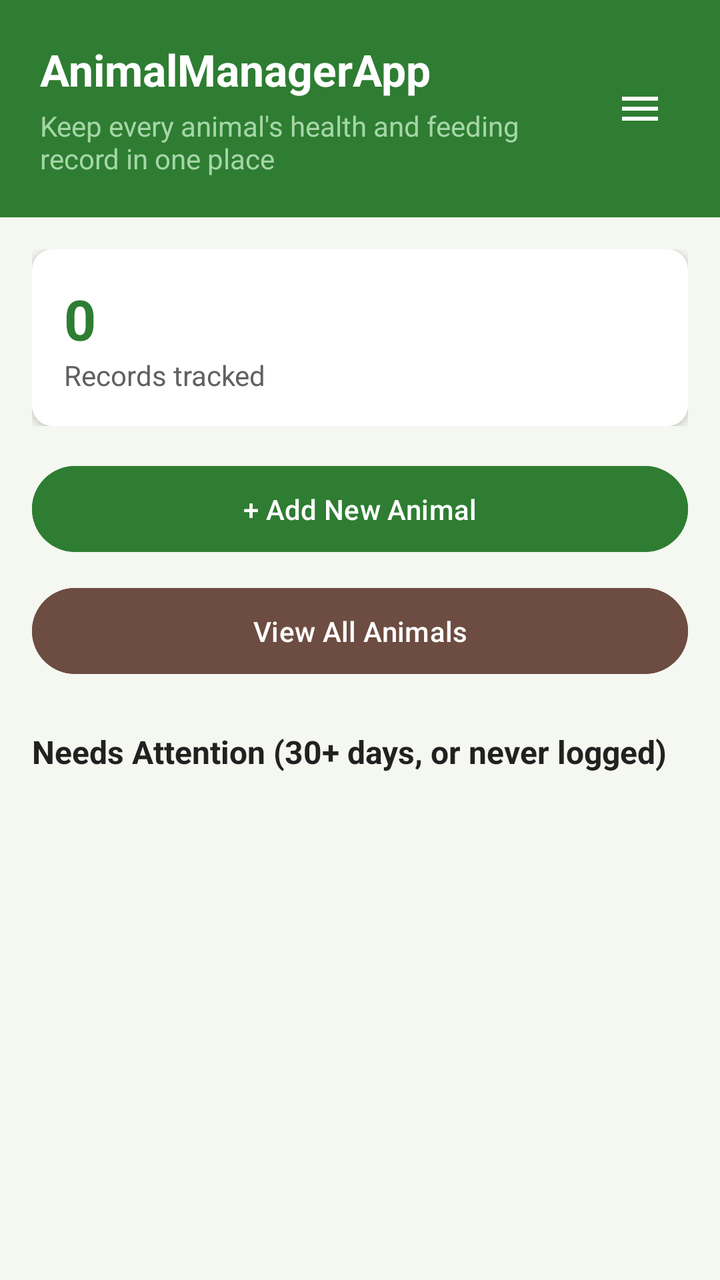
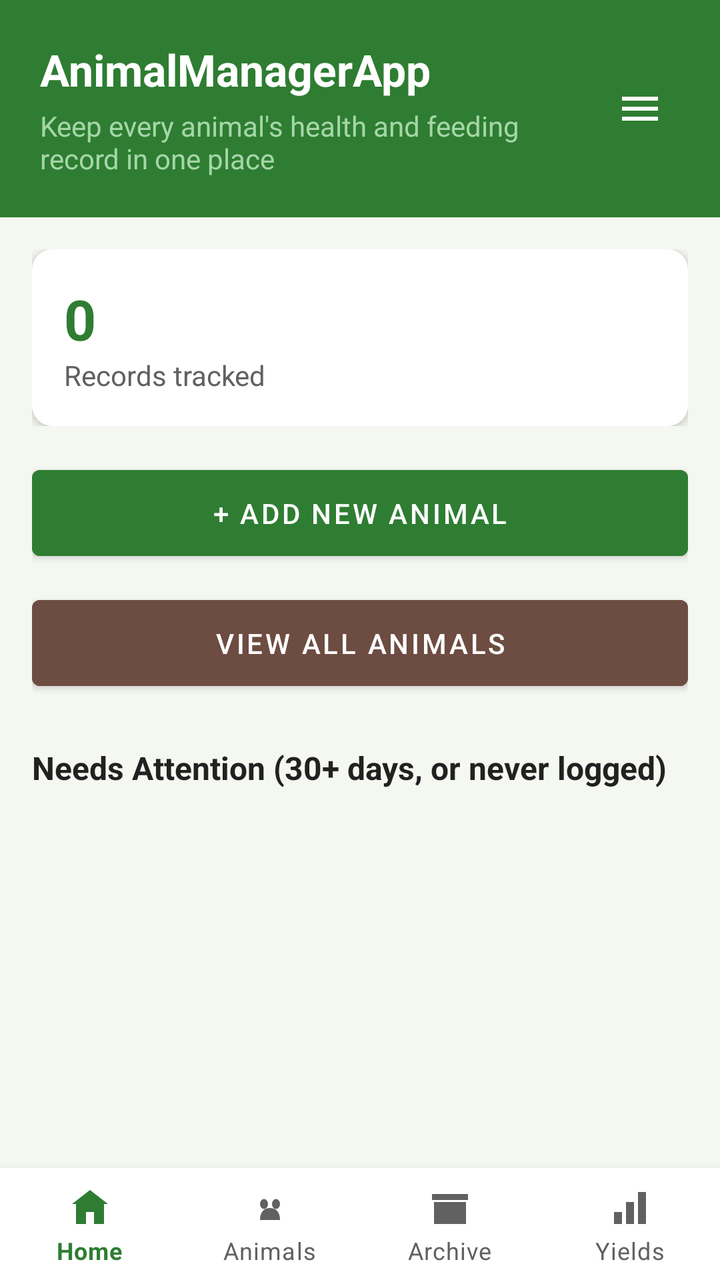

Compare the two renders of this Android layout. The source of the first and the diff that turns it into the second are given below.
<!-- AndroidManifest.xml: application theme Theme.AnimalManagerApp -->
<!-- res/layout/activity_main.xml -->
<?xml version="1.0" encoding="utf-8"?>
<ScrollView xmlns:android="http://schemas.android.com/apk/res/android"
    xmlns:app="http://schemas.android.com/apk/res-auto"
    android:layout_width="match_parent"
    android:layout_height="match_parent"
    android:background="@color/background_light"
    android:fillViewport="true">

    <LinearLayout
        android:layout_width="match_parent"
        android:layout_height="wrap_content"
        android:orientation="vertical">

        <LinearLayout
            android:layout_width="match_parent"
            android:layout_height="wrap_content"
            android:background="@color/green_primary"
            android:orientation="horizontal"
            android:gravity="center_vertical"
            android:padding="20dp">

            <LinearLayout
                android:layout_width="0dp"
                android:layout_height="wrap_content"
                android:layout_weight="1"
                android:orientation="vertical">

                <TextView
                    android:layout_width="wrap_content"
                    android:layout_height="wrap_content"
                    android:text="@string/app_name"
                    android:textColor="@color/white"
                    android:textSize="22sp"
                    android:textStyle="bold" />

                <TextView
                    android:layout_width="wrap_content"
                    android:layout_height="wrap_content"
                    android:layout_marginTop="4dp"
                    android:text="Keep every animal's health and feeding record in one place"
                    android:textColor="@color/green_light"
                    android:textSize="14sp" />
            </LinearLayout>

            <ImageButton
                android:id="@+id/btnMenu"
                android:layout_width="40dp"
                android:layout_height="40dp"
                android:background="?attr/selectableItemBackgroundBorderless"
                android:contentDescription="Menu"
                android:src="@drawable/ic_menu" />

        </LinearLayout>

        <LinearLayout
            android:layout_width="match_parent"
            android:layout_height="wrap_content"
            android:orientation="horizontal"
            android:padding="16dp">

            <androidx.cardview.widget.CardView
                android:layout_width="match_parent"
                android:layout_height="wrap_content"
                app:cardCornerRadius="10dp"
                app:cardElevation="3dp">

                <LinearLayout
                    android:layout_width="match_parent"
                    android:layout_height="wrap_content"
                    android:orientation="vertical"
                    android:padding="16dp">

                    <TextView
                        android:id="@+id/tvTotalAnimals"
                        android:layout_width="wrap_content"
                        android:layout_height="wrap_content"
                        android:text="0"
                        android:textColor="@color/green_primary"
                        android:textSize="28sp"
                        android:textStyle="bold" />

                    <TextView
                        android:layout_width="wrap_content"
                        android:layout_height="wrap_content"
                        android:text="Records tracked"
                        android:textColor="@color/text_secondary"
                        android:textSize="14sp" />
                </LinearLayout>
            </androidx.cardview.widget.CardView>
        </LinearLayout>

        <LinearLayout
            android:layout_width="match_parent"
            android:layout_height="wrap_content"
            android:orientation="vertical"
            android:paddingStart="16dp"
            android:paddingEnd="16dp">

            <Button
                android:id="@+id/btnAddAnimal"
                android:layout_width="match_parent"
                android:layout_height="wrap_content"
                android:layout_marginBottom="10dp"
                android:backgroundTint="@color/green_primary"
                android:padding="12dp"
                android:text="+ Add New Animal"
                android:textColor="@color/white" />

            <Button
                android:id="@+id/btnViewAnimals"
                android:layout_width="match_parent"
                android:layout_height="wrap_content"
                android:backgroundTint="@color/soil_brown"
                android:padding="12dp"
                android:text="View All Animals"
                android:textColor="@color/white" />
        </LinearLayout>

        <TextView
            android:layout_width="wrap_content"
            android:layout_height="wrap_content"
            android:layout_marginStart="16dp"
            android:layout_marginTop="24dp"
            android:layout_marginBottom="8dp"
            android:text="Needs Attention (30+ days, or never logged)"
            android:textColor="@color/text_primary"
            android:textSize="16sp"
            android:textStyle="bold" />

        <androidx.recyclerview.widget.RecyclerView
            android:id="@+id/rvNeedsAttention"
            android:layout_width="match_parent"
            android:layout_height="wrap_content"
            android:layout_marginBottom="16dp"
            android:nestedScrollingEnabled="false"
            android:paddingStart="16dp"
            android:paddingEnd="16dp" />

        <TextView
            android:id="@+id/tvAllGood"
            android:layout_width="match_parent"
            android:layout_height="wrap_content"
            android:layout_marginBottom="24dp"
            android:gravity="center"
            android:padding="16dp"
            android:text="All animals are up to date. Nothing needs attention right now."
            android:textColor="@color/text_secondary"
            android:visibility="gone" />

    </LinearLayout>
</ScrollView>
<!-- resources referenced by this layout -->
<resources>
  <color name="background_light">#F5F7F1</color>
  <color name="green_light">#A5D6A7</color>
  <color name="green_primary">#2E7D32</color>
  <color name="soil_brown">#6D4C41</color>
  <color name="text_primary">#212121</color>
  <color name="text_secondary">#616161</color>
  <color name="white">#FFFFFF</color>
  <!-- drawable ic_menu (drawable) -->
  <?xml version="1.0" encoding="utf-8"?>
  <vector xmlns:android="http://schemas.android.com/apk/res/android"
      android:width="24dp"
      android:height="24dp"
      android:viewportWidth="24"
      android:viewportHeight="24">
      <path
          android:fillColor="#FFFFFF"
          android:pathData="M3,6h18v2H3z M3,11h18v2H3z M3,16h18v2H3z" />
  </vector>
  <string name="app_name">AnimalManagerApp</string>
  <style name="Theme.AnimalManagerApp" parent="Base.Theme.AnimalManagerApp" />
  <style name="Base.Theme.AnimalManagerApp" parent="Theme.Material3.DayNight.NoActionBar">
          
          
      </style>
</resources>

<!-- the commit's change to res/layout/activity_main.xml (unified diff, before → after) -->
@@ -1,151 +1,169 @@
 <?xml version="1.0" encoding="utf-8"?>
-<ScrollView xmlns:android="http://schemas.android.com/apk/res/android"
+<LinearLayout xmlns:android="http://schemas.android.com/apk/res/android"
     xmlns:app="http://schemas.android.com/apk/res-auto"
     android:layout_width="match_parent"
     android:layout_height="match_parent"
-    android:background="@color/background_light"
-    android:fillViewport="true">
+    android:orientation="vertical">
 
-    <LinearLayout
+    <ScrollView
         android:layout_width="match_parent"
-        android:layout_height="wrap_content"
-        android:orientation="vertical">
+        android:layout_height="0dp"
+        android:layout_weight="1"
+        android:background="@color/background_light"
+        android:fillViewport="true">
 
         <LinearLayout
             android:layout_width="match_parent"
             android:layout_height="wrap_content"
-            android:background="@color/green_primary"
-            android:orientation="horizontal"
-            android:gravity="center_vertical"
-            android:padding="20dp">
+            android:orientation="vertical">
 
             <LinearLayout
-                android:layout_width="0dp"
-                android:layout_height="wrap_content"
-                android:layout_weight="1"
-                android:orientation="vertical">
-
-                <TextView
-                    android:layout_width="wrap_content"
-                    android:layout_height="wrap_content"
-                    android:text="@string/app_name"
-                    android:textColor="@color/white"
-                    android:textSize="22sp"
-                    android:textStyle="bold" />
-
-                <TextView
-                    android:layout_width="wrap_content"
-                    android:layout_height="wrap_content"
-                    android:layout_marginTop="4dp"
-                    android:text="Keep every animal's health and feeding record in one place"
-                    android:textColor="@color/green_light"
-                    android:textSize="14sp" />
-            </LinearLayout>
-
-            <ImageButton
-                android:id="@+id/btnMenu"
-                android:layout_width="40dp"
-                android:layout_height="40dp"
-                android:background="?attr/selectableItemBackgroundBorderless"
-                android:contentDescription="Menu"
-                android:src="@drawable/ic_menu" />
-
-        </LinearLayout>
-
-        <LinearLayout
-            android:layout_width="match_parent"
-            android:layout_height="wrap_content"
-            android:orientation="horizontal"
-            android:padding="16dp">
-
-            <androidx.cardview.widget.CardView
                 android:layout_width="match_parent"
                 android:layout_height="wrap_content"
-                app:cardCornerRadius="10dp"
-                app:cardElevation="3dp">
+                android:background="@color/green_primary"
+                android:orientation="horizontal"
+                android:gravity="center_vertical"
+                android:padding="20dp">
 
                 <LinearLayout
-                    android:layout_width="match_parent"
+                    android:layout_width="0dp"
                     android:layout_height="wrap_content"
-                    android:orientation="vertical"
-                    android:padding="16dp">
+                    android:layout_weight="1"
+                    android:orientation="vertical">
 
                     <TextView
-                        android:id="@+id/tvTotalAnimals"
                         android:layout_width="wrap_content"
                         android:layout_height="wrap_content"
-                        android:text="0"
-                        android:textColor="@color/green_primary"
-                        android:textSize="28sp"
+                        android:text="@string/app_name"
+                        android:textColor="@color/white"
+                        android:textSize="22sp"
                         android:textStyle="bold" />
 
                     <TextView
                         android:layout_width="wrap_content"
                         android:layout_height="wrap_content"
-                        android:text="Records tracked"
-                        android:textColor="@color/text_secondary"
+                        android:layout_marginTop="4dp"
+                        android:text="Keep every animal's health and feeding record in one place"
+                        android:textColor="@color/green_light"
                         android:textSize="14sp" />
                 </LinearLayout>
-            </androidx.cardview.widget.CardView>
-        </LinearLayout>
 
-        <LinearLayout
-            android:layout_width="match_parent"
-            android:layout_height="wrap_content"
-            android:orientation="vertical"
-            android:paddingStart="16dp"
-            android:paddingEnd="16dp">
+                <ImageButton
+                    android:id="@+id/btnMenu"
+                    android:layout_width="40dp"
+                    android:layout_height="40dp"
+                    android:background="?attr/selectableItemBackgroundBorderless"
+                    android:contentDescription="Settings"
+                    android:src="@drawable/ic_menu" />
 
-            <Button
-                android:id="@+id/btnAddAnimal"
+            </LinearLayout>
+
+            <LinearLayout
                 android:layout_width="match_parent"
                 android:layout_height="wrap_content"
-                android:layout_marginBottom="10dp"
-                android:backgroundTint="@color/green_primary"
-                android:padding="12dp"
-                android:text="+ Add New Animal"
-                android:textColor="@color/white" />
+                android:orientation="horizontal"
+                android:padding="16dp">
 
-            <Button
-                android:id="@+id/btnViewAnimals"
+                <androidx.cardview.widget.CardView
+                    android:layout_width="match_parent"
+                    android:layout_height="wrap_content"
+                    app:cardCornerRadius="10dp"
+                    app:cardElevation="3dp">
+
+                    <LinearLayout
+                        android:layout_width="match_parent"
+                        android:layout_height="wrap_content"
+                        android:orientation="vertical"
+                        android:padding="16dp">
+
+                        <TextView
+                            android:id="@+id/tvTotalAnimals"
+                            android:layout_width="wrap_content"
+                            android:layout_height="wrap_content"
+                            android:text="0"
+                            android:textColor="@color/green_primary"
+                            android:textSize="28sp"
+                            android:textStyle="bold" />
+
+                        <TextView
+                            android:layout_width="wrap_content"
+                            android:layout_height="wrap_content"
+                            android:text="Records tracked"
+                            android:textColor="@color/text_secondary"
+                            android:textSize="14sp" />
+                    </LinearLayout>
+                </androidx.cardview.widget.CardView>
+            </LinearLayout>
+
+            <LinearLayout
                 android:layout_width="match_parent"
                 android:layout_height="wrap_content"
-                android:backgroundTint="@color/soil_brown"
-                android:padding="12dp"
-                android:text="View All Animals"
-                android:textColor="@color/white" />
+                android:orientation="vertical"
+                android:paddingStart="16dp"
+                android:paddingEnd="16dp">
+
+                <Button
+                    android:id="@+id/btnAddAnimal"
+                    android:layout_width="match_parent"
+                    android:layout_height="wrap_content"
+                    android:layout_marginBottom="10dp"
+                    android:backgroundTint="@color/green_primary"
+                    android:padding="12dp"
+                    android:text="+ Add New Animal"
+                    android:textColor="@color/white" />
+
+                <Button
+                    android:id="@+id/btnViewAnimals"
+                    android:layout_width="match_parent"
+                    android:layout_height="wrap_content"
+                    android:backgroundTint="@color/soil_brown"
+                    android:padding="12dp"
+                    android:text="View All Animals"
+                    android:textColor="@color/white" />
+            </LinearLayout>
+
+            <TextView
+                android:layout_width="wrap_content"
+                android:layout_height="wrap_content"
+                android:layout_marginStart="16dp"
+                android:layout_marginTop="24dp"
+                android:layout_marginBottom="8dp"
+                android:text="Needs Attention (30+ days, or never logged)"
+                android:textColor="@color/text_primary"
+                android:textSize="16sp"
+                android:textStyle="bold" />
+
+            <androidx.recyclerview.widget.RecyclerView
+                android:id="@+id/rvNeedsAttention"
+                android:layout_width="match_parent"
+                android:layout_height="wrap_content"
+                android:layout_marginBottom="16dp"
+                android:nestedScrollingEnabled="false"
+                android:paddingStart="16dp"
+                android:paddingEnd="16dp" />
+
+            <TextView
+                android:id="@+id/tvAllGood"
+                android:layout_width="match_parent"
+                android:layout_height="wrap_content"
+                android:layout_marginBottom="24dp"
+                android:gravity="center"
+                android:padding="16dp"
+                android:text="All animals are up to date. Nothing needs attention right now."
+                android:textColor="@color/text_secondary"
+                android:visibility="gone" />
+
         </LinearLayout>
+    </ScrollView>
 
-        <TextView
-            android:layout_width="wrap_content"
-            android:layout_height="wrap_content"
-            android:layout_marginStart="16dp"
-            android:layout_marginTop="24dp"
-            android:layout_marginBottom="8dp"
-            android:text="Needs Attention (30+ days, or never logged)"
-            android:textColor="@color/text_primary"
-            android:textSize="16sp"
-            android:textStyle="bold" />
+    <com.google.android.material.bottomnavigation.BottomNavigationView
+        android:id="@+id/bottomNav"
+        android:layout_width="match_parent"
+        android:layout_height="wrap_content"
+        android:background="@color/card_white"
+        app:itemIconTint="@color/bottom_nav_item_color"
+        app:itemTextColor="@color/bottom_nav_item_color"
+        app:menu="@menu/bottom_nav_menu"
+        app:labelVisibilityMode="labeled"/>
 
-        <androidx.recyclerview.widget.RecyclerView
-            android:id="@+id/rvNeedsAttention"
-            android:layout_width="match_parent"
-            android:layout_height="wrap_content"
-            android:layout_marginBottom="16dp"
-            android:nestedScrollingEnabled="false"
-            android:paddingStart="16dp"
-            android:paddingEnd="16dp" />
-
-        <TextView
-            android:id="@+id/tvAllGood"
-            android:layout_width="match_parent"
-            android:layout_height="wrap_content"
-            android:layout_marginBottom="24dp"
-            android:gravity="center"
-            android:padding="16dp"
-            android:text="All animals are up to date. Nothing needs attention right now."
-            android:textColor="@color/text_secondary"
-            android:visibility="gone" />
-
-    </LinearLayout>
-</ScrollView>
+</LinearLayout>
<!-- resource entries referenced after the edit -->
@@ -1,6 +1,7 @@
 <!-- resources referenced by this layout -->
 <resources>
   <color name="background_light">#F5F7F1</color>
+  <color name="card_white">#FFFFFF</color>
   <color name="green_light">#A5D6A7</color>
   <color name="green_primary">#2E7D32</color>
   <color name="soil_brown">#6D4C41</color>
@@ -19,10 +20,15 @@
           android:pathData="M3,6h18v2H3z M3,11h18v2H3z M3,16h18v2H3z" />
   </vector>
   <string name="app_name">AnimalManagerApp</string>
-  <style name="Theme.AnimalManagerApp" parent="Base.Theme.AnimalManagerApp" />
-  <style name="Base.Theme.AnimalManagerApp" parent="Theme.Material3.DayNight.NoActionBar">
-          
-          
+  <style name="Theme.AnimalManagerApp" parent="Theme.MaterialComponents.Light.NoActionBar">
+          <item name="colorPrimary">@color/green_primary</item>
+          <item name="colorPrimaryDark">@color/green_dark</item>
+          <item name="colorAccent">@color/amber_warning</item>
+          <item name="android:windowBackground">@color/background_light</item>
+          <item name="android:statusBarColor" tools:targetApi="21">@color/green_dark</item>
+          <item name="android:forceDarkAllowed" tools:targetApi="29">false</item>
       </style>
+  <color name="green_dark">#1B5E20</color>
+  <color name="amber_warning">#F9A825</color>
 </resources>
 
